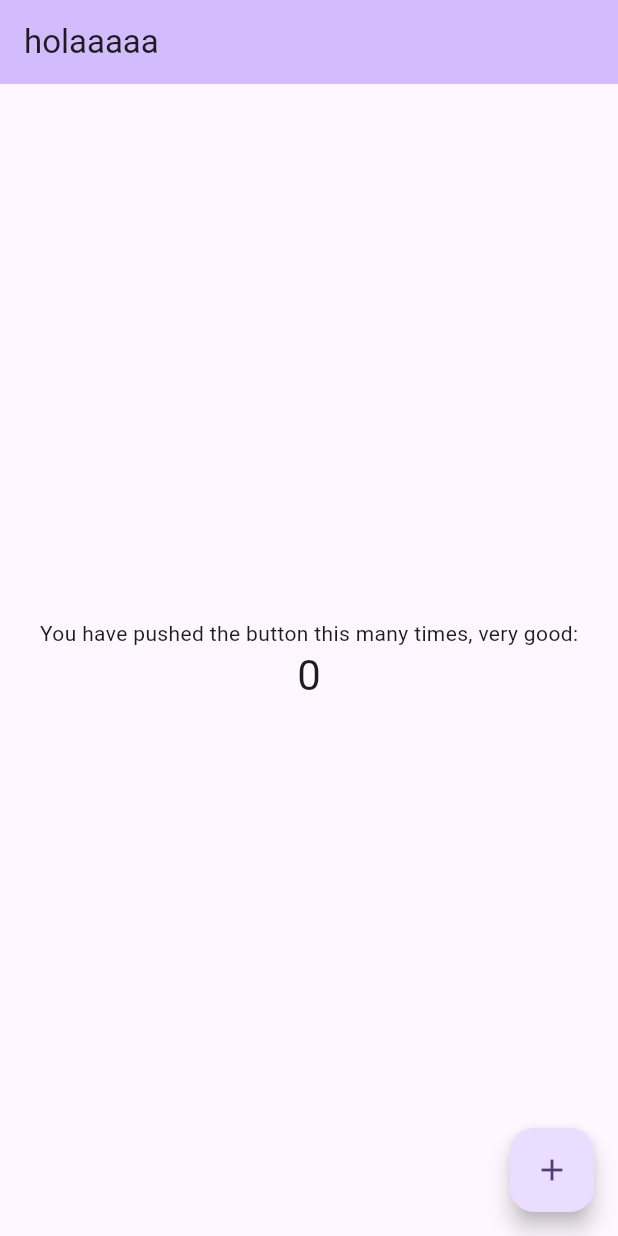
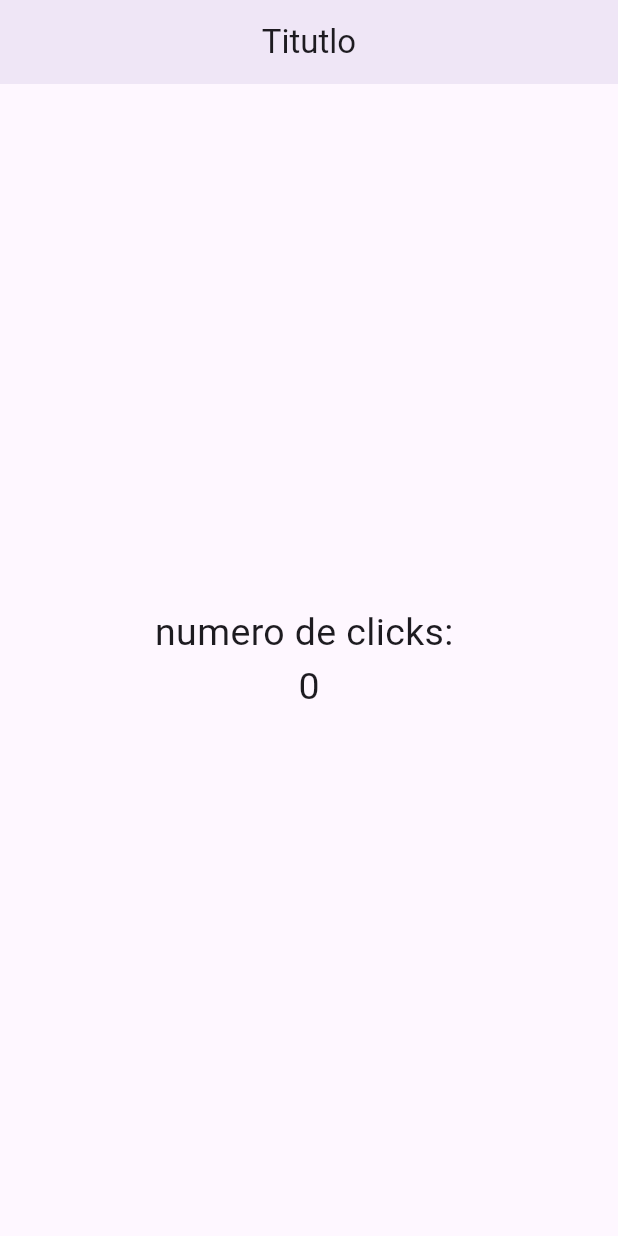
Before and after one commit to rodriQuelali/flutter-examplo, a Flutter app: the screen it shows after launch, on a phone screen of 412 x 824 dp. Run offline on Flutter 3.47's test engine with Material 3 defaults, Android fonts, the phone set to English and light mode, and no system bars.

Commit message:
personalisando mi primera app

```diff
--- a/flutter_application_1/lib/main.dart
+++ b/flutter_application_1/lib/main.dart
@@ -1,125 +1,11 @@
 import 'package:flutter/material.dart';
 
-void main() {
-  runApp(const MyApp());
+import 'src/app.dart';
+
+//nosotros escribimos
+
+void main(){
+
+  runApp(MyApp());
+
 }
-
-class MyApp extends StatelessWidget {
-  const MyApp({super.key});
-
-  // This widget is the root of your application.
-  @override
-  Widget build(BuildContext context) {
-    return MaterialApp(
-      title: 'Flutter Demo',
-      theme: ThemeData(
-        // This is the theme of your application.
-        //
-        // TRY THIS: Try running your application with "flutter run". You'll see
-        // the application has a purple toolbar. Then, without quitting the app,
-        // try changing the seedColor in the colorScheme below to Colors.green
-        // and then invoke "hot reload" (save your changes or press the "hot
-        // reload" button in a Flutter-supported IDE, or press "r" if you used
-        // the command line to start the app).
-        //
-        // Notice that the counter didn't reset back to zero; the application
-        // state is not lost during the reload. To reset the state, use hot
-        // restart instead.
-        //
-        // This works for code too, not just values: Most code changes can be
-        // tested with just a hot reload.
-        colorScheme: ColorScheme.fromSeed(seedColor: Colors.deepPurple),
-        useMaterial3: true,
-      ),
-      home: const MyHomePage(title: 'holaaaaa'),
-    );
-  }
-}
-
-class MyHomePage extends StatefulWidget {
-  const MyHomePage({super.key, required this.title});
-
-  // This widget is the home page of your application. It is stateful, meaning
-  // that it has a State object (defined below) that contains fields that affect
-  // how it looks.
-
-  // This class is the configuration for the state. It holds the values (in this
-  // case the title) provided by the parent (in this case the App widget) and
-  // used by the build method of the State. Fields in a Widget subclass are
-  // always marked "final".
-
-  final String title;
-
-  @override
-  State<MyHomePage> createState() => _MyHomePageState();
-}
-
-class _MyHomePageState extends State<MyHomePage> {
-  int _counter = 0;
-
-  void _incrementCounter() {
-    setState(() {
-      // This call to setState tells the Flutter framework that something has
-      // changed in this State, which causes it to rerun the build method below
-      // so that the display can reflect the updated values. If we changed
-      // _counter without calling setState(), then the build method would not be
-      // called again, and so nothing would appear to happen.
-      _counter++;
-    });
-  }
-
-  @override
-  Widget build(BuildContext context) {
-    // This method is rerun every time setState is called, for instance as done
-    // by the _incrementCounter method above.
-    //
-    // The Flutter framework has been optimized to make rerunning build methods
-    // fast, so that you can just rebuild anything that needs updating rather
-    // than having to individually change instances of widgets.
-    return Scaffold(
-      appBar: AppBar(
-        // TRY THIS: Try changing the color here to a specific color (to
-        // Colors.amber, perhaps?) and trigger a hot reload to see the AppBar
-        // change color while the other colors stay the same.
-        backgroundColor: Theme.of(context).colorScheme.inversePrimary,
-        // Here we take the value from the MyHomePage object that was created by
-        // the App.build method, and use it to set our appbar title.
-        title: Text(widget.title),
-      ),
-      body: Center(
-        // Center is a layout widget. It takes a single child and positions it
-        // in the middle of the parent.
-        child: Column(
-          // Column is also a layout widget. It takes a list of children and
-          // arranges them vertically. By default, it sizes itself to fit its
-          // children horizontally, and tries to be as tall as its parent.
-          //
-          // Column has various properties to control how it sizes itself and
-          // how it positions its children. Here we use mainAxisAlignment to
-          // center the children vertically; the main axis here is the vertical
-          // axis because Columns are vertical (the cross axis would be
-          // horizontal).
-          //
-          // TRY THIS: Invoke "debug painting" (choose the "Toggle Debug Paint"
-          // action in the IDE, or press "p" in the console), to see the
-          // wireframe for each widget.
-          mainAxisAlignment: MainAxisAlignment.center,
-          children: <Widget>[
-            const Text(
-              'You have pushed the button this many times, very good:',
-            ),
-            Text(
-              '$_counter',
-              style: Theme.of(context).textTheme.headlineMedium,
-            ),
-          ],
-        ),
-      ),
-      floatingActionButton: FloatingActionButton(
-        onPressed: _incrementCounter,
-        tooltip: 'Increment',
-        child: const Icon(Icons.add),
-      ), // This trailing comma makes auto-formatting nicer for build methods.
-    );
-  }
-}
--- /dev/null
+++ b/flutter_application_1/lib/src/app.dart
@@ -0,0 +1,16 @@
+import 'package:flutter/material.dart';
+import 'package:flutter_application_1/src/pages/home_page.dart';
+
+class MyApp extends StatelessWidget {
+
+@override
+  Widget build(BuildContext context) {
+
+    return MaterialApp(
+      home: Center(
+        child: HomePage(),
+      )
+    );
+  }
+
+}
--- /dev/null
+++ b/flutter_application_1/lib/src/pages/home_page.dart
@@ -0,0 +1,27 @@
+import 'package:flutter/material.dart';
+
+class HomePage extends StatelessWidget{
+
+  @override
+  Widget build(BuildContext context) {
+
+    final estiloTexto = TextStyle(fontSize:  25.0);
+
+    return Scaffold(
+      appBar: AppBar(
+        title: const Text('Titutlo'),
+        centerTitle: true,
+        elevation: 5.0,
+      ),
+      body:  Center(
+        child: Column(
+          mainAxisAlignment: MainAxisAlignment.center,
+          children: [
+            Text('numero de clicks: ', style: estiloTexto,),
+            Text('0', style: estiloTexto,),
+          ],
+        )
+      ),
+    );
+  }
+}
```
